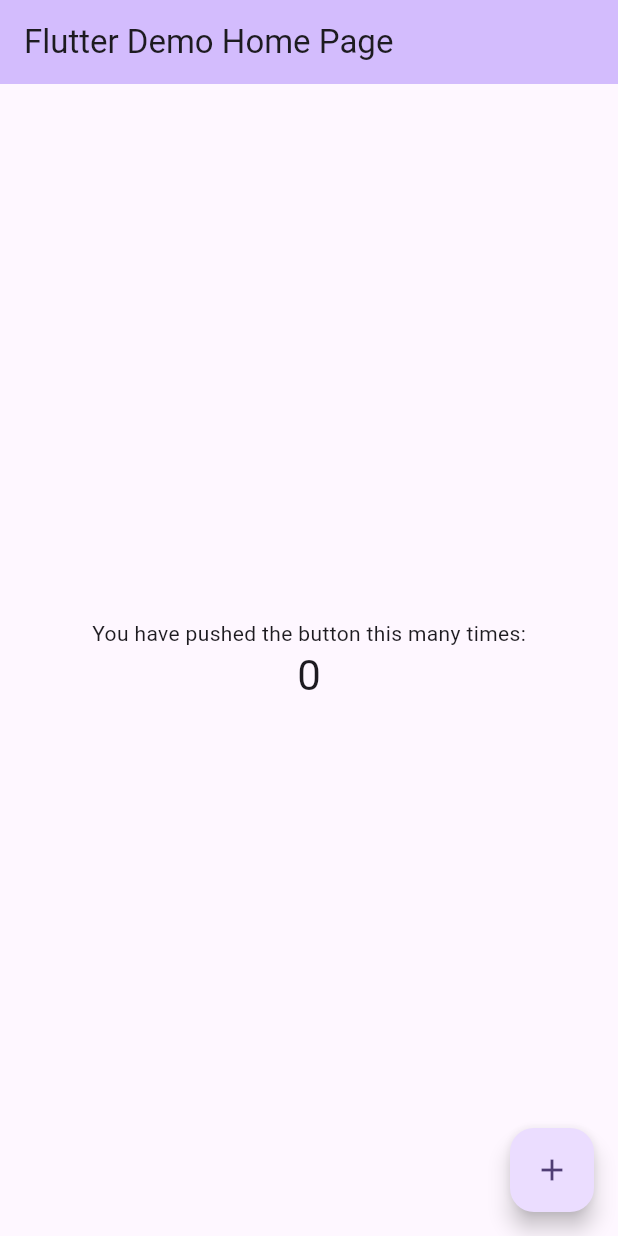
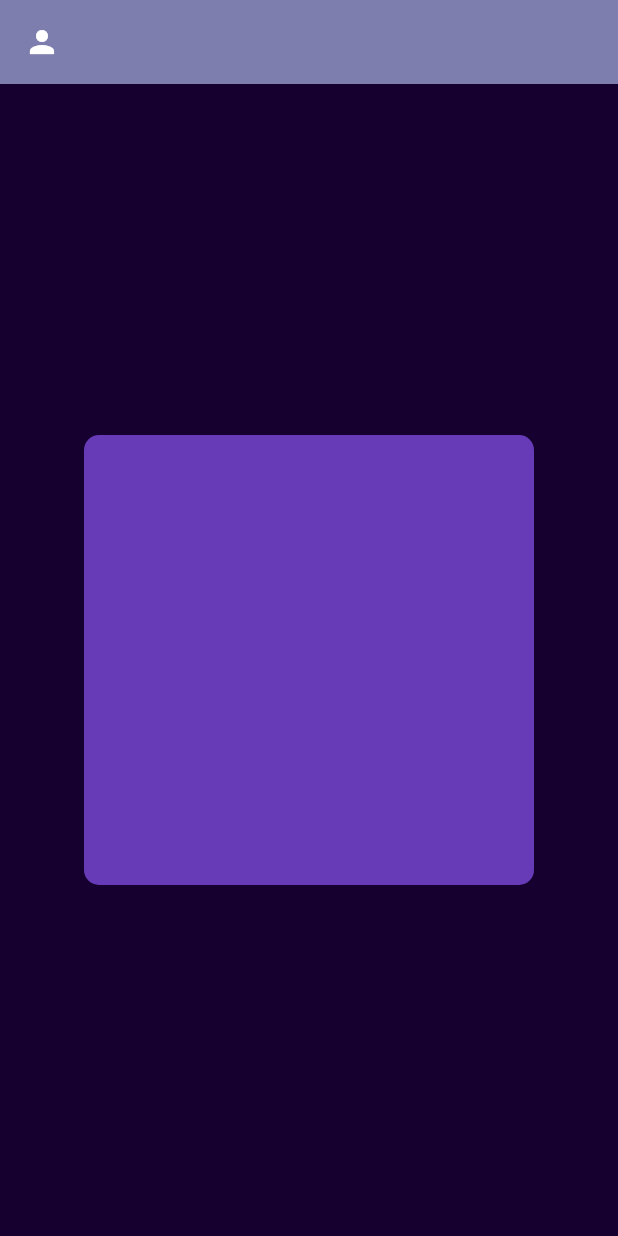
Before and after one commit to NauvalNabil/myinventory_si_23_a2, a Flutter app: the screen it shows after launch, on a phone screen of 412 x 824 dp. Run offline on Flutter 3.47's test engine with Material 3 defaults, Android fonts, the phone set to English and light mode, and no system bars.

Commit message:
menambah app bar

```diff
--- a/lib/home.dart
+++ b/lib/home.dart
@@ -1,15 +1,41 @@
 import 'package:flutter/material.dart';
 
-class MyWidget extends StatefulWidget {
-  const MyWidget({super.key});
+class HomeScreen extends StatefulWidget {
+  const HomeScreen({super.key});
 
   @override
-  State<MyWidget> createState() => _MyWidgetState();
+  State<HomeScreen> createState() => _HomeScreenState();
 }
 
-class _MyWidgetState extends State<MyWidget> {
+class _HomeScreenState extends State<HomeScreen> {
   @override
   Widget build(BuildContext context) {
-    return const Placeholder();
+    return Scaffold(
+      backgroundColor: const Color(0xFF16002F),
+      appBar: AppBar(
+        backgroundColor: Color.fromARGB(255, 125, 125, 174),
+        title: Row(
+          children: [
+            Icon(Icons.person, color: Colors.white,)
+
+          ],
+        ),
+      ),
+
+
+      body: Center(
+        child: Container(
+          height: 300,
+          width: 300,
+          decoration: BoxDecoration(
+            color: Colors.deepPurple,
+            borderRadius: BorderRadius.all(Radius.circular(10))
+
+          ),
+        ),
+      ),
+
+
+    );
   }
 }
--- a/lib/main.dart
+++ b/lib/main.dart
@@ -1,4 +1,5 @@
 import 'package:flutter/material.dart';
+import 'home.dart';
 
 void main() {
   runApp(const MyApp());
@@ -11,112 +12,14 @@ class MyApp extends StatelessWidget {
   @override
   Widget build(BuildContext context) {
     return MaterialApp(
-      title: 'Flutter Demo',
+      debugShowCheckedModeBanner: false,
+      title: 'home',
       theme: ThemeData(
-        // This is the theme of your application.
-        //
-        // TRY THIS: Try running your application with "flutter run". You'll see
-        // the application has a purple toolbar. Then, without quitting the app,
-        // try changing the seedColor in the colorScheme below to Colors.green
-        // and then invoke "hot reload" (save your changes or press the "hot
-        // reload" button in a Flutter-supported IDE, or press "r" if you used
-        // the command line to start the app).
-        //
-        // Notice that the counter didn't reset back to zero; the application
-        // state is not lost during the reload. To reset the state, use hot
-        // restart instead.
-        //
-        // This works for code too, not just values: Most code changes can be
-        // tested with just a hot reload.
-        colorScheme: ColorScheme.fromSeed(seedColor: Colors.deepPurple),
+
+
       ),
-      home: const MyHomePage(title: 'Flutter Demo Home Page'),
+      home: const HomeScreen(),
+
     );
   }
 }
-
-class MyHomePage extends StatefulWidget {
-  const MyHomePage({super.key, required this.title});
-
-  // This widget is the home page of your application. It is stateful, meaning
-  // that it has a State object (defined below) that contains fields that affect
-  // how it looks.
-
-  // This class is the configuration for the state. It holds the values (in this
-  // case the title) provided by the parent (in this case the App widget) and
-  // used by the build method of the State. Fields in a Widget subclass are
-  // always marked "final".
-
-  final String title;
-
-  @override
-  State<MyHomePage> createState() => _MyHomePageState();
-}
-
-class _MyHomePageState extends State<MyHomePage> {
-  int _counter = 0;
-
-  void _incrementCounter() {
-    setState(() {
-      // This call to setState tells the Flutter framework that something has
-      // changed in this State, which causes it to rerun the build method below
-      // so that the display can reflect the updated values. If we changed
-      // _counter without calling setState(), then the build method would not be
-      // called again, and so nothing would appear to happen.
-      _counter++;
-    });
-  }
-
-  @override
-  Widget build(BuildContext context) {
-    // This method is rerun every time setState is called, for instance as done
-    // by the _incrementCounter method above.
-    //
-    // The Flutter framework has been optimized to make rerunning build methods
-    // fast, so that you can just rebuild anything that needs updating rather
-    // than having to individually change instances of widgets.
-    return Scaffold(
-      appBar: AppBar(
-        // TRY THIS: Try changing the color here to a specific color (to
-        // Colors.amber, perhaps?) and trigger a hot reload to see the AppBar
-        // change color while the other colors stay the same.
-        backgroundColor: Theme.of(context).colorScheme.inversePrimary,
-        // Here we take the value from the MyHomePage object that was created by
-        // the App.build method, and use it to set our appbar title.
-        title: Text(widget.title),
-      ),
-      body: Center(
-        // Center is a layout widget. It takes a single child and positions it
-        // in the middle of the parent.
-        child: Column(
-          // Column is also a layout widget. It takes a list of children and
-          // arranges them vertically. By default, it sizes itself to fit its
-          // children horizontally, and tries to be as tall as its parent.
-          //
-          // Column has various properties to control how it sizes itself and
-          // how it positions its children. Here we use mainAxisAlignment to
-          // center the children vertically; the main axis here is the vertical
-          // axis because Columns are vertical (the cross axis would be
-          // horizontal).
-          //
-          // TRY THIS: Invoke "debug painting" (choose the "Toggle Debug Paint"
-          // action in the IDE, or press "p" in the console), to see the
-          // wireframe for each widget.
-          mainAxisAlignment: MainAxisAlignment.center,
-          children: <Widget>[
-            const Text('You have pushed the button this many times:'),
-            Text(
-              '$_counter',
-              style: Theme.of(context).textTheme.headlineMedium,
-            ),
-          ],
-        ),
-      ),
-      floatingActionButton: FloatingActionButton(
-        onPressed: _incrementCounter,
-        tooltip: 'Increment',
-        child: const Icon(Icons.add),
-      ), // This trailing comma makes auto-formatting nicer for build methods.
-    );
-  }
-}
```
